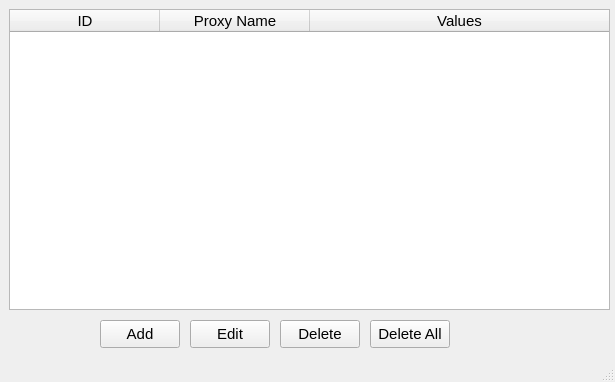
phongtran0715/shoppingbot, file rabbit/view/ui/proxies_manager.ui: the form before one commit.
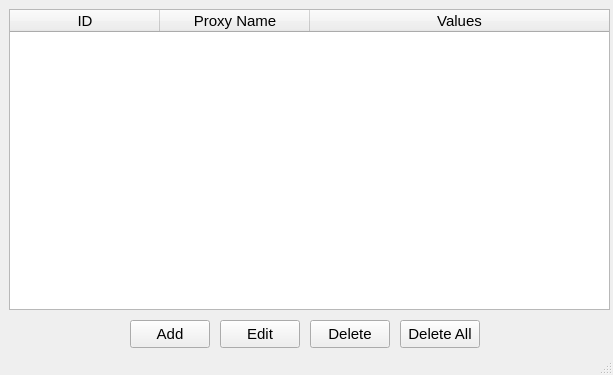
The form after the commit.

```diff
--- a/rabbit/view/ui/proxies_manager.ui
+++ b/rabbit/view/ui/proxies_manager.ui
@@ -6,8 +6,8 @@
    <rect>
     <x>0</x>
     <y>0</y>
-    <width>615</width>
-    <height>382</height>
+    <width>613</width>
+    <height>375</height>
    </rect>
   </property>
   <property name="font">
@@ -22,7 +22,7 @@
    <widget class="QPushButton" name="btnAdd">
     <property name="geometry">
      <rect>
-      <x>100</x>
+      <x>130</x>
       <y>320</y>
       <width>80</width>
       <height>28</height>
@@ -40,7 +40,7 @@
    <widget class="QPushButton" name="btnEdit">
     <property name="geometry">
      <rect>
-      <x>190</x>
+      <x>220</x>
       <y>320</y>
       <width>80</width>
       <height>28</height>
@@ -53,7 +53,7 @@
    <widget class="QPushButton" name="btnDelete">
     <property name="geometry">
      <rect>
-      <x>280</x>
+      <x>310</x>
       <y>320</y>
       <width>80</width>
       <height>28</height>
@@ -66,7 +66,7 @@
    <widget class="QPushButton" name="btnDeleteAll">
     <property name="geometry">
      <rect>
-      <x>370</x>
+      <x>400</x>
       <y>320</y>
       <width>80</width>
       <height>28</height>
```
Left out of the diff: 6 changed lines with no effect on the pictures.
